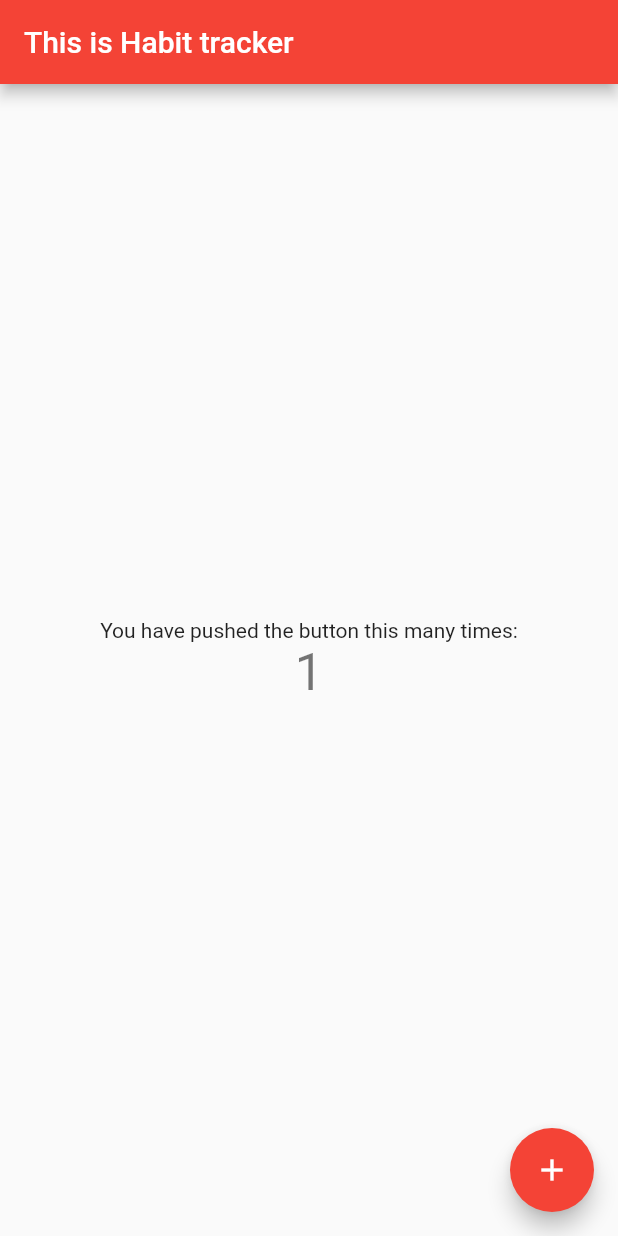
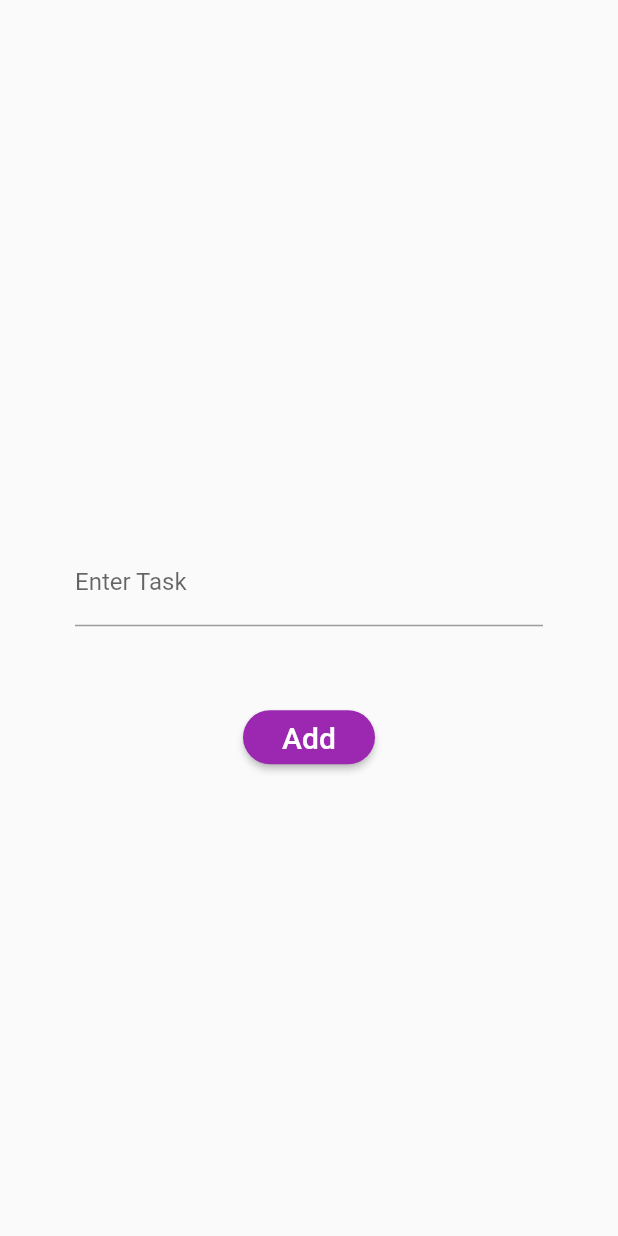
Before and after one commit to rootUJ99/habit_tracker, a Flutter app: the screen it shows after launch, after a tap on the "add" icon, on a phone screen of 412 x 824 dp. Run offline on Flutter 3.47's test engine with Material 2 defaults, Android fonts, the phone set to English and light mode, and no system bars.

Commit message:
added two screens

```diff
--- a/lib/main.dart
+++ b/lib/main.dart
@@ -1,4 +1,6 @@
 import 'package:flutter/material.dart';
+import 'package:habbit_tracker/screens/add.dart';
+import 'package:habbit_tracker/screens/home.dart';
 
 void main() {
   runApp(MyApp());
@@ -9,109 +11,17 @@ class MyApp extends StatelessWidget {
   @override
   Widget build(BuildContext context) {
     return MaterialApp(
+      initialRoute: '/',
+      routes: {
+        '/': (context) => MyHomePage(),
+        '/add': (context) => AddTodo(),
+      },
+      debugShowCheckedModeBanner: false,
       title: 'Habit Tracker',
       theme: ThemeData(
-        // This is the theme of your application.
-        //
-        // Try running your application with "flutter run". You'll see the
-        // application has a blue toolbar. Then, without quitting the app, try
-        // changing the primarySwatch below to Colors.green and then invoke
-        // "hot reload" (press "r" in the console where you ran "flutter run",
-        // or simply save your changes to "hot reload" in a Flutter IDE).
-        // Notice that the counter didn't reset back to zero; the application
-        // is not restarted.
-        primarySwatch: Colors.red,
-        // This makes the visual density adapt to the platform that you run
-        // the app on. For desktop platforms, the controls will be smaller and
-        // closer together (more dense) than on mobile platforms.
+        primarySwatch: Colors.purple,
         visualDensity: VisualDensity.adaptivePlatformDensity,
       ),
-      home: MyHomePage(title: 'This is Habit tracker'),
     );
   }
 }
-
-class MyHomePage extends StatefulWidget {
-  MyHomePage({Key key, this.title}) : super(key: key);
-
-  // This widget is the home page of your application. It is stateful, meaning
-  // that it has a State object (defined below) that contains fields that affect
-  // how it looks.
-
-  // This class is the configuration for the state. It holds the values (in this
-  // case the title) provided by the parent (in this case the App widget) and
-  // used by the build method of the State. Fields in a Widget subclass are
-  // always marked "final".
-
-  final String title;
-
-  @override
-  _MyHomePageState createState() => _MyHomePageState();
-}
-
-class _MyHomePageState extends State<MyHomePage> {
-  int _counter = 0;
-
-  void _incrementCounter() {
-    setState(() {
-      // This call to setState tells the Flutter framework that something has
-      // changed in this State, which causes it to rerun the build method below
-      // so that the display can reflect the updated values. If we changed
-      // _counter without calling setState(), then the build method would not be
-      // called again, and so nothing would appear to happen.
-      _counter++;
-    });
-  }
-
-  @override
-  Widget build(BuildContext context) {
-    // This method is rerun every time setState is called, for instance as done
-    // by the _incrementCounter method above.
-    //
-    // The Flutter framework has been optimized to make rerunning build methods
-    // fast, so that you can just rebuild anything that needs updating rather
-    // than having to individually change instances of widgets.
-    return Scaffold(
-      appBar: AppBar(
-        // Here we take the value from the MyHomePage object that was created by
-        // the App.build method, and use it to set our appbar title.
-        title: Text(widget.title),
-      ),
-      body: Center(
-        // Center is a layout widget. It takes a single child and positions it
-        // in the middle of the parent.
-        child: Column(
-          // Column is also a layout widget. It takes a list of children and
-          // arranges them vertically. By default, it sizes itself to fit its
-          // children horizontally, and tries to be as tall as its parent.
-          //
-          // Invoke "debug painting" (press "p" in the console, choose the
-          // "Toggle Debug Paint" action from the Flutter Inspector in Android
-          // Studio, or the "Toggle Debug Paint" command in Visual Studio Code)
-          // to see the wireframe for each widget.
-          //
-          // Column has various properties to control how it sizes itself and
-          // how it positions its children. Here we use mainAxisAlignment to
-          // center the children vertically; the main axis here is the vertical
-          // axis because Columns are vertical (the cross axis would be
-          // horizontal).
-          mainAxisAlignment: MainAxisAlignment.center,
-          children: <Widget>[
-            Text(
-              'You have pushed the button this many times:',
-            ),
-            Text(
-              '$_counter',
-              style: Theme.of(context).textTheme.headline4,
-            ),
-          ],
-        ),
-      ),
-      floatingActionButton: FloatingActionButton(
-        onPressed: _incrementCounter,
-        tooltip: 'Increment',
-        child: Icon(Icons.add),
-      ), // This trailing comma makes auto-formatting nicer for build methods.
-    );
-  }
-}
--- /dev/null
+++ b/lib/screens/add.dart
@@ -0,0 +1,31 @@
+import 'package:flutter/material.dart';
+
+class AddTodo extends StatelessWidget {
+  @override
+  Widget build(BuildContext context) {
+    return Scaffold(
+      body: Center(
+        child: Column(
+          mainAxisAlignment: MainAxisAlignment.center,
+          children: <Widget>[
+            Container(
+              padding: EdgeInsets.symmetric(horizontal: 50, vertical: 50),
+              child: TextField(
+                decoration: InputDecoration(labelText: 'Enter Task'),
+              ),
+            ),
+            RaisedButton(
+              child: Text('Add', style: (TextStyle(fontSize: 20))),
+              onPressed: () => Navigator.pushNamed(context, '/'),
+              color: Colors.purple,
+              textColor: Colors.white,
+              shape: RoundedRectangleBorder(
+                  borderRadius: new BorderRadius.circular(50.0)),
+            )
+            // RaisedButton()
+          ],
+        ),
+      ),
+    );
+  }
+}
--- /dev/null
+++ b/lib/screens/home.dart
@@ -0,0 +1,38 @@
+import 'package:flutter/material.dart';
+
+class MyHomePage extends StatefulWidget {
+  @override
+  _MyHomePageState createState() => _MyHomePageState();
+}
+
+class _MyHomePageState extends State<MyHomePage> {
+  List _todos = [];
+  int _number = 0;
+  void _incrementCounter() {
+    Navigator.pushNamed(context, '/add', arguments: {
+      'todoList': _todos,
+    });
+    setState(() {
+      print('yes it is working');
+      _todos.add(_number++);
+      print(_todos);
+    });
+  }
+
+  @override
+  Widget build(BuildContext context) {
+    return Scaffold(
+      body: Center(
+        child: Column(
+          mainAxisAlignment: MainAxisAlignment.center,
+          children: <Widget>[],
+        ),
+      ),
+      floatingActionButton: FloatingActionButton(
+        onPressed: _incrementCounter,
+        tooltip: 'Increment',
+        child: Icon(Icons.add),
+      ), // This trailing comma makes auto-formatting nicer for build methods.
+    );
+  }
+}
```
